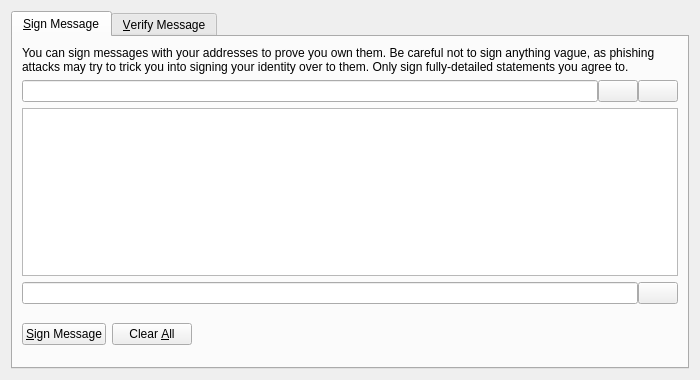
First picture: the form in src/qt/forms/signverifymessagedialog.ui, repository cryptoinhero/bitconnect, before the edit.
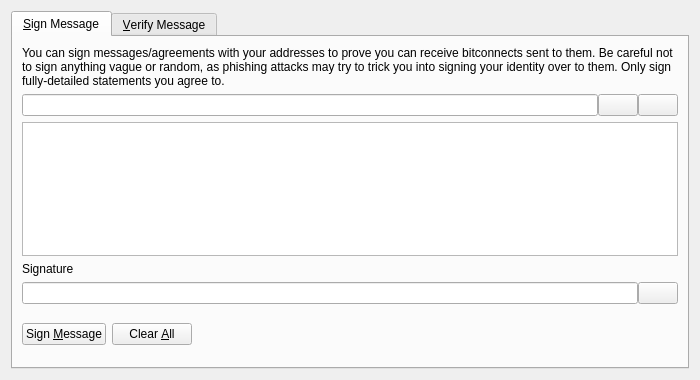
Second picture: the form after the edit. The open tabs and pages were chosen to show the change. Icons and pictures are not drawn. Custom widgets are drawn as their Qt base class.

The edit to the form file:
```diff
--- a/src/qt/forms/signverifymessagedialog.ui
+++ b/src/qt/forms/signverifymessagedialog.ui
@@ -13,9 +13,6 @@
   <property name="windowTitle">
    <string>Signatures - Sign / Verify a Message</string>
   </property>
-  <property name="styleSheet">
-   <string notr="true">background-image: url(:/images/gr);</string>
-  </property>
   <property name="modal">
    <bool>true</bool>
   </property>
@@ -33,7 +30,7 @@
        <item>
         <widget class="QLabel" name="infoLabel_SM">
          <property name="text">
-          <string>You can sign messages with your addresses to prove you own them. Be careful not to sign anything vague, as phishing attacks may try to trick you into signing your identity over to them. Only sign fully-detailed statements you agree to.</string>
+          <string>You can sign messages/agreements with your addresses to prove you can receive bitconnects sent to them. Be careful not to sign anything vague or random, as phishing attacks may try to trick you into signing your identity over to them. Only sign fully-detailed statements you agree to.</string>
          </property>
          <property name="textFormat">
           <enum>Qt::PlainText</enum>
@@ -107,6 +104,16 @@
          </property>
         </widget>
        </item>
+       <item>
+        <widget class="QLabel" name="signatureLabel_SM">
+         <property name="text">
+          <string>Signature</string>
+         </property>
+         <property name="textFormat">
+          <enum>Qt::PlainText</enum>
+         </property>
+        </widget>
+       </item>
        <item>
         <layout class="QHBoxLayout" name="horizontalLayout_2_SM">
          <property name="spacing">
@@ -151,7 +158,7 @@
             <string>Sign the message to prove you own this bitconnect address</string>
            </property>
            <property name="text">
-            <string>&amp;Sign Message</string>
+            <string>Sign &amp;Message</string>
            </property>
            <property name="icon">
             <iconset resource="../bitcoin.qrc">
```
Left out of the diff: 26 changed lines with no effect on the pictures.
